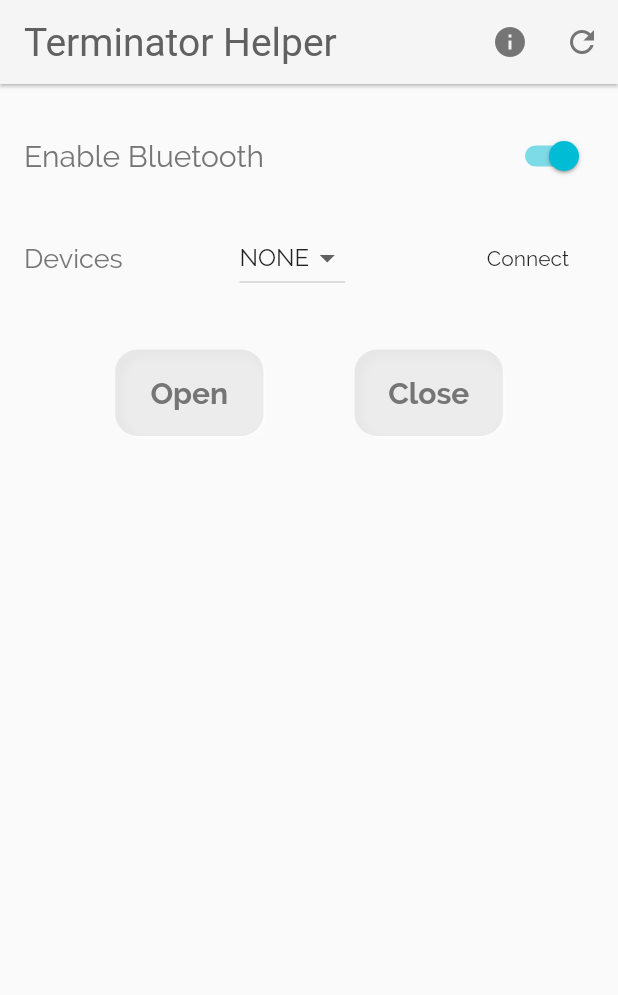
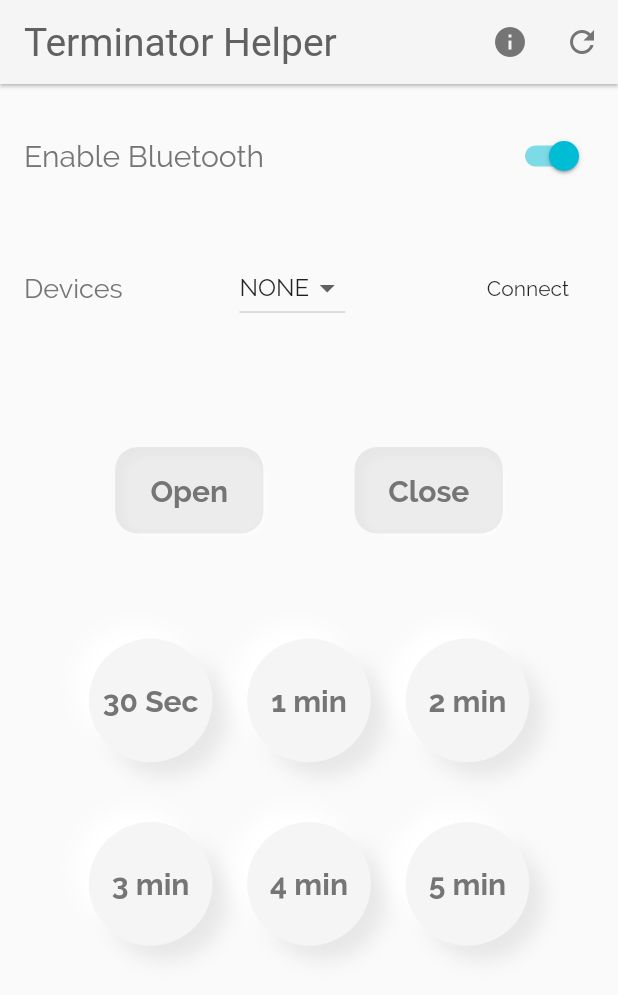
Before and after one commit to divyanshukrtiwari/arduino-bluetooth-controller, a Flutter app: the screen it shows after launch, on a phone screen of 412 x 824 dp. Shown: the top 995 px of the screen. Run offline on Flutter 3.47's test engine with Material 2 defaults, Android fonts, the phone set to English and light mode, and no system bars; our stand-ins replace flutter_bluetooth_serial.

Commit message:
completed home Screen

```diff
--- a/lib/home_screen.dart
+++ b/lib/home_screen.dart
@@ -181,7 +181,6 @@ class _HomeScreenState extends State<HomeScreen> {
       bluetoothConnection.output.add(utf8.encode("$val" + "\r\n"));
       await bluetoothConnection.output.allSent;
       show('Device Turned On');
-
     }
 
     return Scaffold(
@@ -235,7 +234,7 @@ class _HomeScreenState extends State<HomeScreen> {
                 ],
               ),
             ),
-            //SizedBox(height: 20,),
+            SizedBox(height: 20,),
             Container(
               padding: EdgeInsets.symmetric(vertical: 12),
               child: Row(
@@ -251,6 +250,7 @@ class _HomeScreenState extends State<HomeScreen> {
                     items: _getDeviceItems(),
                     onChanged: (value) => setState(() => _device = value),
                     value: _device,
+                    elevation: 8,
                   ),
                   FlatButton(
                     splashColor: Colors.cyan,
@@ -258,22 +258,79 @@ class _HomeScreenState extends State<HomeScreen> {
                         ? null
                         : _connected ? _disconnect : _connect,
                     child: Text(_connected ? 'Disconnect' : 'Connect'),
+                  ),
+                ],
+              ),
+            ),
+            SizedBox(height: 50,),
+            Container(
+              margin: EdgeInsets.only(top: 20),
+              child: Row(
+                mainAxisAlignment: MainAxisAlignment.spaceEvenly,
+                children: <Widget>[
+                  InkWell(
+                    child: openCloseBtn(size, 'Open'),
+                    onTap: () => _sendMessage('1'),
+                  ),
+                  InkWell(
+                    child: openCloseBtn(size, 'Close'),
+                    onTap: () => _sendMessage('2'),
+                  ),
+                ],
+              ),
+            ),
+            SizedBox(height: 50,),
+            Container(
+              padding: EdgeInsets.all(20),
+              child: Row(
+                mainAxisAlignment: MainAxisAlignment.spaceEvenly,
+                children: <Widget>[
+                  InkWell(
+                    child: timerBtn(size, '30 Sec'),
+                    onTap: () => _sendMessage('3'),
+                  ),
+                  InkWell(
+                    child: timerBtn(size, '1 min'),
+                    onTap: () => _sendMessage('4'),
+                  ),InkWell(
+                    child: timerBtn(size, '2 min'),
+                    onTap: () => _sendMessage('5'),
                   )
                 ],
               ),
             ),
             Container(
-              margin: EdgeInsets.only(top: 25),
+              padding: EdgeInsets.all(20),
               child: Row(
                 mainAxisAlignment: MainAxisAlignment.spaceEvenly,
                 children: <Widget>[
                   InkWell(
-                    child: Container(
+                    child: timerBtn(size, '3 min'),
+                    onTap: () => _sendMessage('6'),
+                  ),
+                  InkWell(
+                    child: timerBtn(size, '4 min'),
+                    onTap: () => _sendMessage('7'),
+                  ),InkWell(
+                    child: timerBtn(size, '5 min'),
+                    onTap: () => _sendMessage('8'),
+                  )
+                ],
+              ),
+            )
+          ],
+        ),
+      ),
+    );
+  }
+
+  Widget openCloseBtn(Size size, val) {
+    return Container(
       height: size.height * 0.07,
       width: size.width * 0.24,
       child: Center(
         child: Text(
-                          'Open',
+          '$val',
           style: TextStyle(
             fontSize: 20,
             fontWeight: FontWeight.bold,
@@ -281,32 +338,23 @@ class _HomeScreenState extends State<HomeScreen> {
         ),
       ),
       decoration: invertedbox,
-                    ),
-                    onTap: () => _sendMessage('1'),
-                  ),
-                  InkWell(
-                    child: Container(
-                      height: size.height * 0.07,
-                      width: size.width * 0.24,
+    );
+  }
+
+  Widget timerBtn(Size size, val) {
+    return Container(
+      height: size.height * 0.1,
+      width: size.height * 0.1,
       child: Center(
         child: Text(
-                          'Close',
+          '$val',
           style: TextStyle(
             fontSize: 20,
             fontWeight: FontWeight.bold,
           ),
         ),
       ),
-                      decoration: invertedbox,
-                    ),
-                    onTap: () => _sendMessage('2'),
-                  ),
-                ],
-              ),
-            ),
-          ],
-        ),
-      ),
+      decoration: box,
     );
   }
 }
```
Lines whose indentation alone changed are shown as unchanged.
